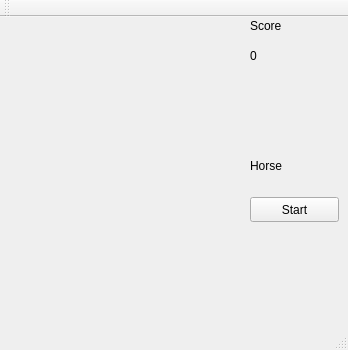
The window that tetris.ui (walidAbbassi/tetris) describes before a commit, drawn with Qt 5.
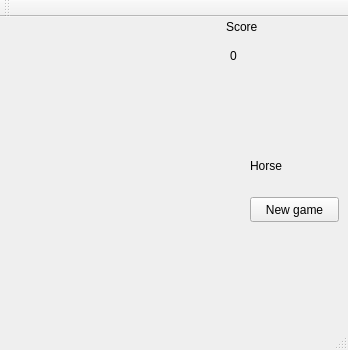
The same window after the commit.

```diff
--- a/tetris.ui
+++ b/tetris.ui
@@ -32,10 +32,10 @@
    <widget class="QLabel" name="lable_score">
     <property name="geometry">
      <rect>
-      <x>250</x>
+      <x>226</x>
       <y>0</y>
-      <width>67</width>
-      <height>17</height>
+      <width>111</width>
+      <height>20</height>
      </rect>
     </property>
     <property name="text">
@@ -45,7 +45,7 @@
    <widget class="QLabel" name="score_count">
     <property name="geometry">
      <rect>
-      <x>250</x>
+      <x>230</x>
       <y>30</y>
       <width>67</width>
       <height>17</height>
@@ -78,7 +78,7 @@
      </rect>
     </property>
     <property name="text">
-     <string>Start</string>
+     <string>New game</string>
     </property>
    </widget>
    <widget class="QLabel" name="label_debug">
```
